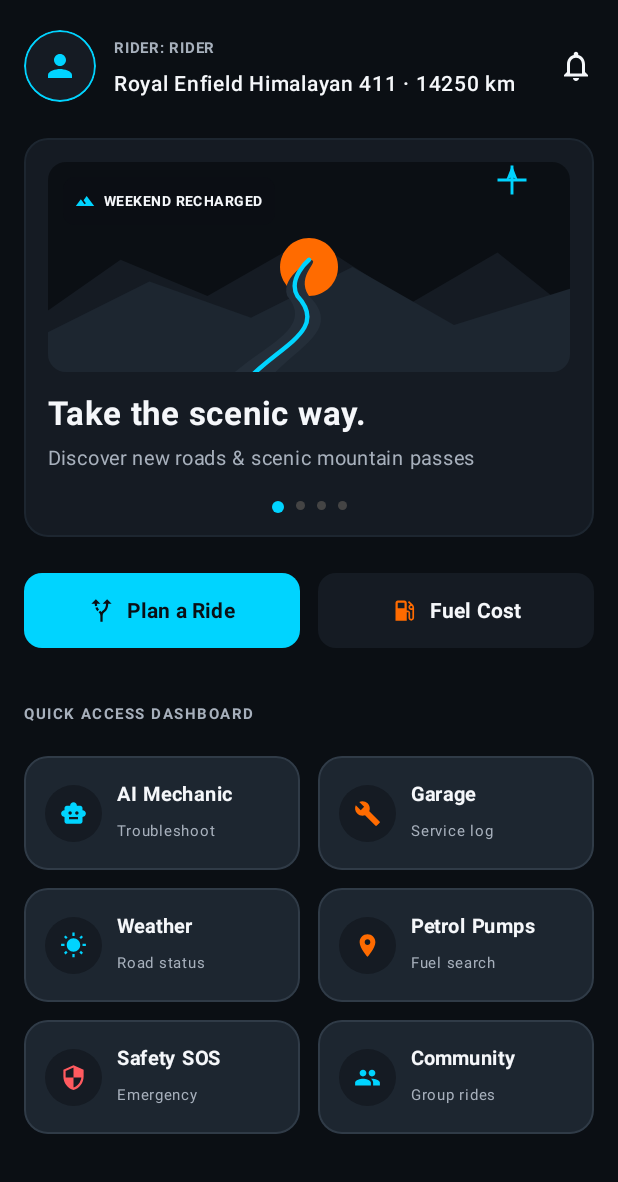
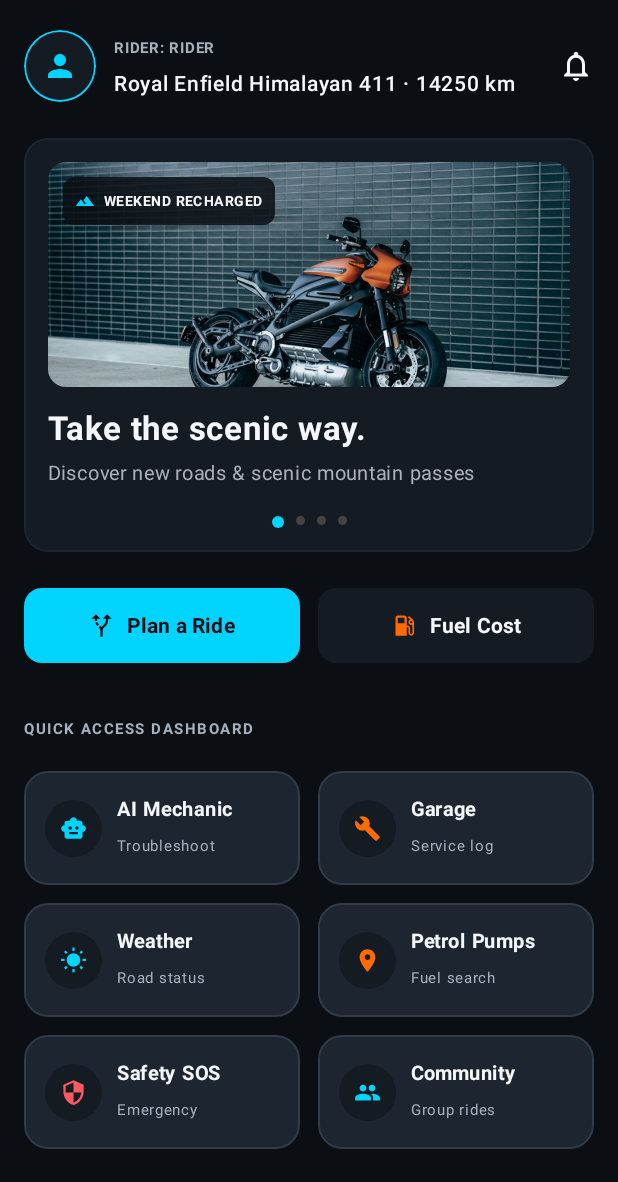
Before and after one commit to yogesh4598/MotoBuddy, an Android app built with Jetpack Compose: the DashboardScreen screen opened through its navigation route, on a phone screen of 412 x 824 dp, the part 54-1236 px from its top. Run offline under Robolectric (Android 15) with nearby library versions, the phone set to English and light mode, and no system bars.

Commit message:
Connect carousel slides to respective screens with clickable navigation and real-life photos

```diff
--- a/app/src/main/java/com/example/motobuddy/ui/screens/home/DashboardScreen.kt
+++ b/app/src/main/java/com/example/motobuddy/ui/screens/home/DashboardScreen.kt
@@ -26,6 +26,8 @@ import androidx.compose.material.icons.filled.NotificationsNone
 import androidx.compose.material.icons.filled.People
 import androidx.compose.material.icons.filled.Person
 import androidx.compose.material.icons.filled.Security
+import androidx.compose.material3.MaterialTheme
+import androidx.compose.material3.Text
 import androidx.compose.material.icons.filled.SmartToy
 import androidx.compose.material.icons.filled.Tune
 import androidx.compose.material.icons.filled.WarningAmber
@@ -60,7 +62,8 @@ data class CarouselSlide(
     val title: String,
     val subtitle: String,
     val imageRes: Int,
-    val icon: ImageVector
+    val icon: ImageVector,
+    val route: String
 )
 
 @OptIn(ExperimentalFoundationApi::class)
@@ -157,12 +160,40 @@ fun DashboardScreen(navController: NavController) {
 
             Spacer(modifier = Modifier.height(24.dp))
 
-            // Auto-Sliding Hero Section (Carousel with Unique Subject Images and Icons)
+            // Auto-Sliding Hero Section (Clickable Carousel with Real-Life Photos and Navigation Links)
             val slides = listOf(
-                CarouselSlide("WEEKEND RECHARGED", "Take the scenic way.", "Discover new roads & scenic mountain passes", R.drawable.carousel_scenic_routes, Icons.Default.Landscape),
-                CarouselSlide("SMART PLANNING", "Plan Your Dream Ride", "Routes, weather & fuel cost estimation", R.drawable.carousel_fuel_station, Icons.Default.LocalGasStation),
-                CarouselSlide("AI MECHANIC", "Troubleshoot on the go", "Instant AI mechanical diagnostics & tips", R.drawable.carousel_ai_mechanic, Icons.Default.SmartToy),
-                CarouselSlide("COMMUNITY RIDES", "Ride with the pack", "Join group rides & trip invitations", R.drawable.carousel_community_rides, Icons.Default.People)
+                CarouselSlide(
+                    kicker = "WEEKEND RECHARGED",
+                    title = "Take the scenic way.",
+                    subtitle = "Discover new roads & scenic mountain passes",
+                    imageRes = R.drawable.carousel_scenic_real,
+                    icon = Icons.Default.Landscape,
+                    route = Screen.ScenicRoutes.route
+                ),
+                CarouselSlide(
+                    kicker = "SMART PLANNING",
+                    title = "Plan Your Dream Ride",
+                    subtitle = "Routes, weather & fuel cost estimation",
+                    imageRes = R.drawable.carousel_fuel_real,
+                    icon = Icons.Default.LocalGasStation,
+                    route = Screen.FuelCostCalculator.route
+                ),
+                CarouselSlide(
+                    kicker = "AI MECHANIC",
+                    title = "Troubleshoot on the go",
+                    subtitle = "Instant AI mechanical diagnostics & tips",
+                    imageRes = R.drawable.carousel_mechanic_real,
+                    icon = Icons.Default.SmartToy,
+                    route = Screen.MechanicAssistant.route
+                ),
+                CarouselSlide(
+                    kicker = "COMMUNITY RIDES",
+                    title = "Ride with the pack",
+                    subtitle = "Join group rides & trip invitations",
+                    imageRes = R.drawable.carousel_community_real,
+                    icon = Icons.Default.People,
+                    route = Screen.Community.route
+                )
             )
             val pagerState = rememberPagerState(pageCount = { slides.size })
 
@@ -187,11 +218,15 @@ fun DashboardScreen(navController: NavController) {
                         state = pagerState,
                         modifier = Modifier.fillMaxWidth()
                     ) { page ->
-                        Column {
+                        Column(
+                            modifier = Modifier
+                                .fillMaxWidth()
+                                .clickable { navController.navigate(slides[page].route) }
+                        ) {
                             Box(
                                 modifier = Modifier
                                     .fillMaxWidth()
-                                    .height(140.dp)
+                                    .height(150.dp)
                                     .clip(RoundedCornerShape(12.dp))
                             ) {
                                 Image(
```
Also changed, not shown: app/src/main/res/drawable/carousel_community_real.jpg (added), app/src/main/res/drawable/carousel_fuel_real.jpg (added), app/src/main/res/drawable/carousel_mechanic_real.jpg (added), app/src/main/res/drawable/carousel_scenic_real.jpg (added).
